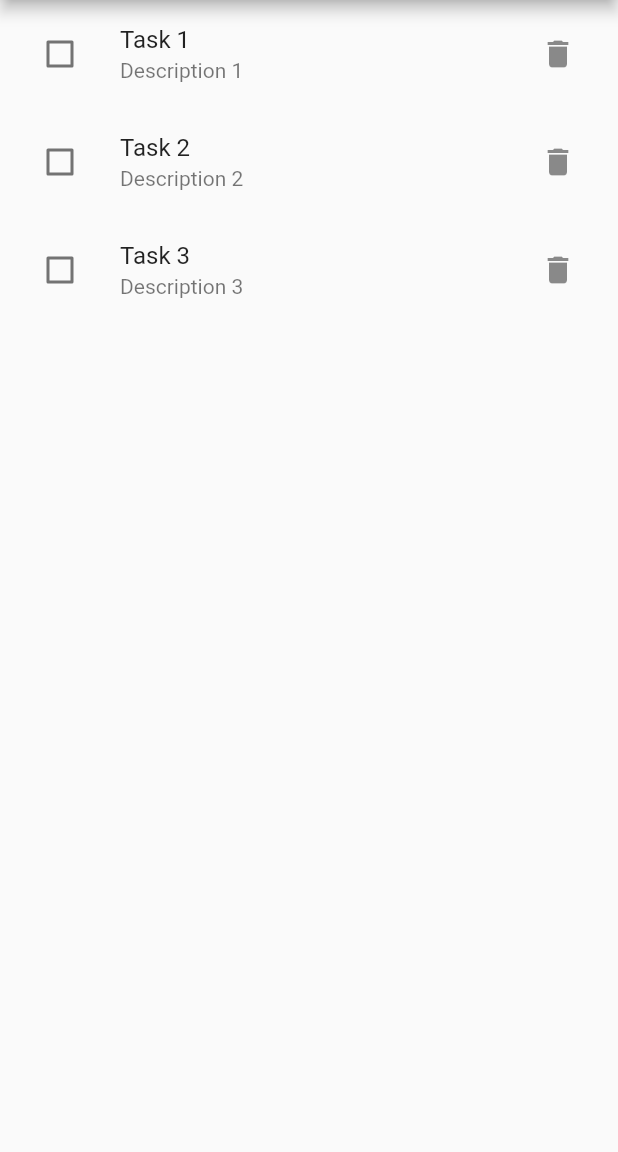
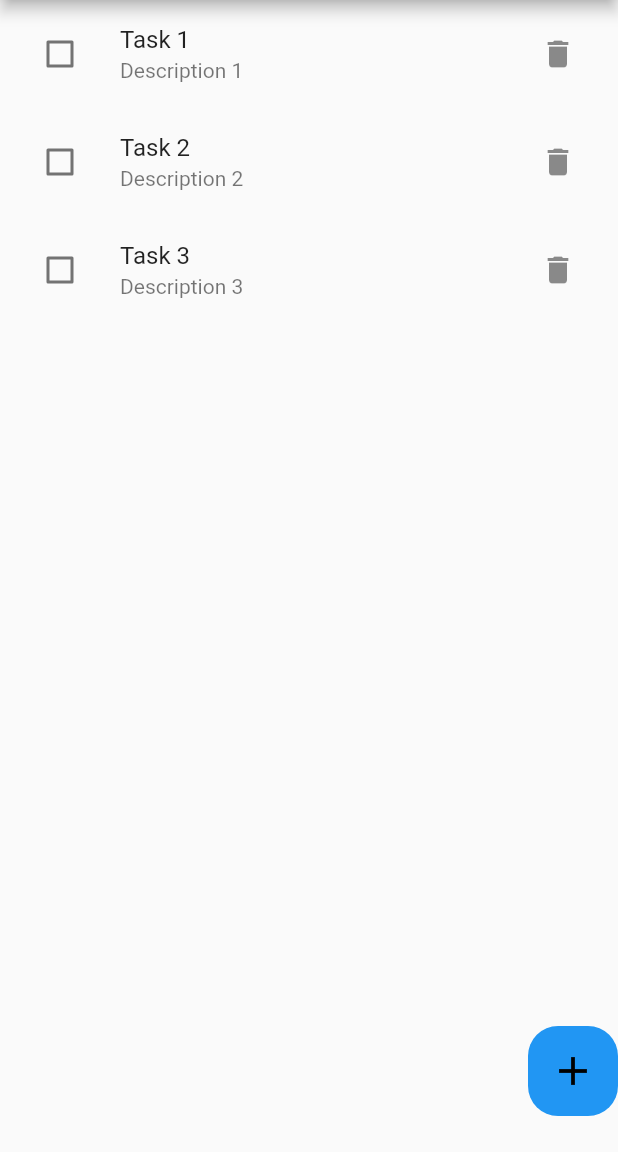
Before and after one commit to mehdi-avara/ToDoList-, a Flutter app: the screen it shows after launch, after a tap on the "delete" icon, on a phone screen of 412 x 824 dp, the part 84-1236 px from its top. Run offline on Flutter 3.47's test engine with Material 2 defaults, Android fonts, the light colour scheme and no system bars.

Commit message:
correct min 26

```diff
--- a/lib/Models/Task.dart
+++ b/lib/Models/Task.dart
@@ -1,4 +1,24 @@
 class Task{
+  static List<Task> tasks = [
+    Task(
+      title: 'Task 1',
+      description: 'Description 1',
+      date: DateTime.now().toString(),
+      isDone: false,
+    ),
+    Task(
+      title: 'Task 2',
+      description: 'Description 2',
+      date: DateTime.now().toString(),
+      isDone: false,
+    ),
+    Task(
+      title: 'Task 3',
+      description: 'Description 3',
+      date: DateTime.now().toString(),
+      isDone: false,
+    ),
+  ];
   final int id = counter++;
   String title;
   String description;
@@ -18,6 +38,9 @@ class Task{
   void setIsDone(bool isDone){
     this.isDone = isDone;
   }
+  void changeIsDone(){
+    this.isDone = !this.isDone;
+  }
   String getTitle(){
     return this.title;
   }
@@ -33,6 +56,11 @@ class Task{
   equals(Task task){
     return this.id == task.id;
   }
+  void deleteTask(){
+    tasks.remove(this);
+
+  }
+
   @override
   String toString() {
     return 'Task{Title: $title, description: $description, date: $date, isDone: $isDone}';
--- a/lib/pages/ToDoList.dart
+++ b/lib/pages/ToDoList.dart
@@ -11,26 +11,7 @@ class ToDoList extends StatefulWidget {
 
 class _ToDoListState extends State<ToDoList> {
 
-  List<Task> tasks = [
-    Task(
-      title: 'Task 1',
-      description: 'Description 1',
-      date: DateTime.now().toString(),
-      isDone: false,
-    ),
-    Task(
-      title: 'Task 2',
-      description: 'Description 2',
-      date: DateTime.now().toString(),
-      isDone: false,
-    ),
-    Task(
-      title: 'Task 3',
-      description: 'Description 3',
-      date: DateTime.now().toString(),
-      isDone: false,
-    ),
-  ];
+
   @override
   Widget build(BuildContext context) {
     return Scaffold(
@@ -38,13 +19,46 @@ class _ToDoListState extends State<ToDoList> {
         title: Text('ToDoList'),
       ),
       body: Container(
-        child: ListView.builder(
-            itemCount: tasks.length,
-            itemBuilder: (context, index) {
-              return TaskItem(
-                task: tasks[index],
-              );
-            }),
+        child: Stack(
+          children: [
+            ListView.builder(
+                itemCount: Task.tasks.length,
+                itemBuilder: (context, index) {
+                  return TaskItem(
+                    task: Task.tasks[index],
+                  );
+                }),
+            Positioned(
+              bottom: 24.0,
+              right: 0.0,
+              child: GestureDetector(
+                onTap: () {
+
+                },
+                child: Container(
+                  width: 60.0,
+                  height: 60.0,
+                  decoration: BoxDecoration(
+                    gradient: LinearGradient(
+
+                      colors: [
+                        Colors.blue,
+                      ],
+                      begin: Alignment.topCenter,
+                      end: Alignment.bottomCenter,
+                    ),
+                    borderRadius: BorderRadius.circular(20.0),
+                  ),
+                  child: Icon(
+                    Icons.add,
+                    color: Colors.black,
+                    size: 32.0,
+                  ),
+                ),
+              ),
+            ),
+          ],
+        ),
       ),
     );
   }
--- a/lib/widgets.dart
+++ b/lib/widgets.dart
@@ -16,7 +16,7 @@ class TaskItem extends StatelessWidget {
         leading: Checkbox(
           value: isDone,
           onChanged: (bool value) {
-            task.isDone = value;
+            task.changeIsDone();
           },
         ),
         title: Text(title),
@@ -24,7 +24,8 @@ class TaskItem extends StatelessWidget {
         trailing: IconButton(
           icon: Icon(Icons.delete),
           onPressed: () {
-            // task.deleteTask();
+
+            task.deleteTask();
           },
         ),
       ),
```
